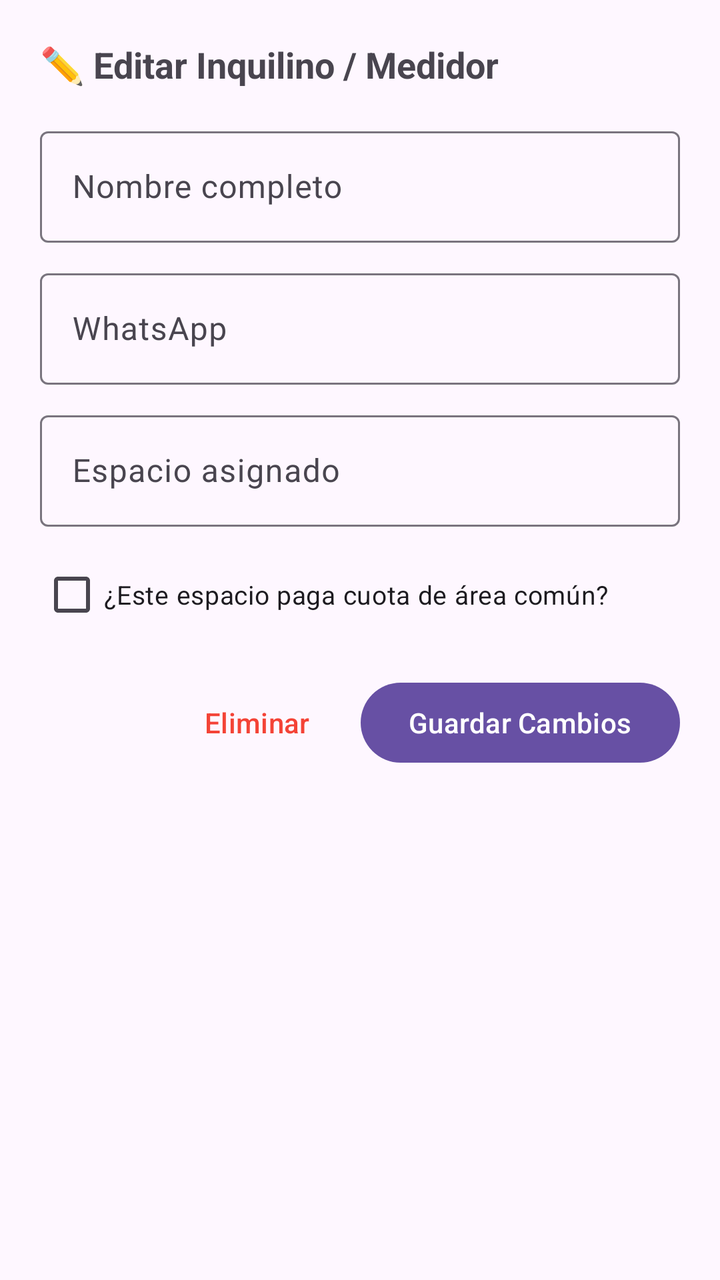
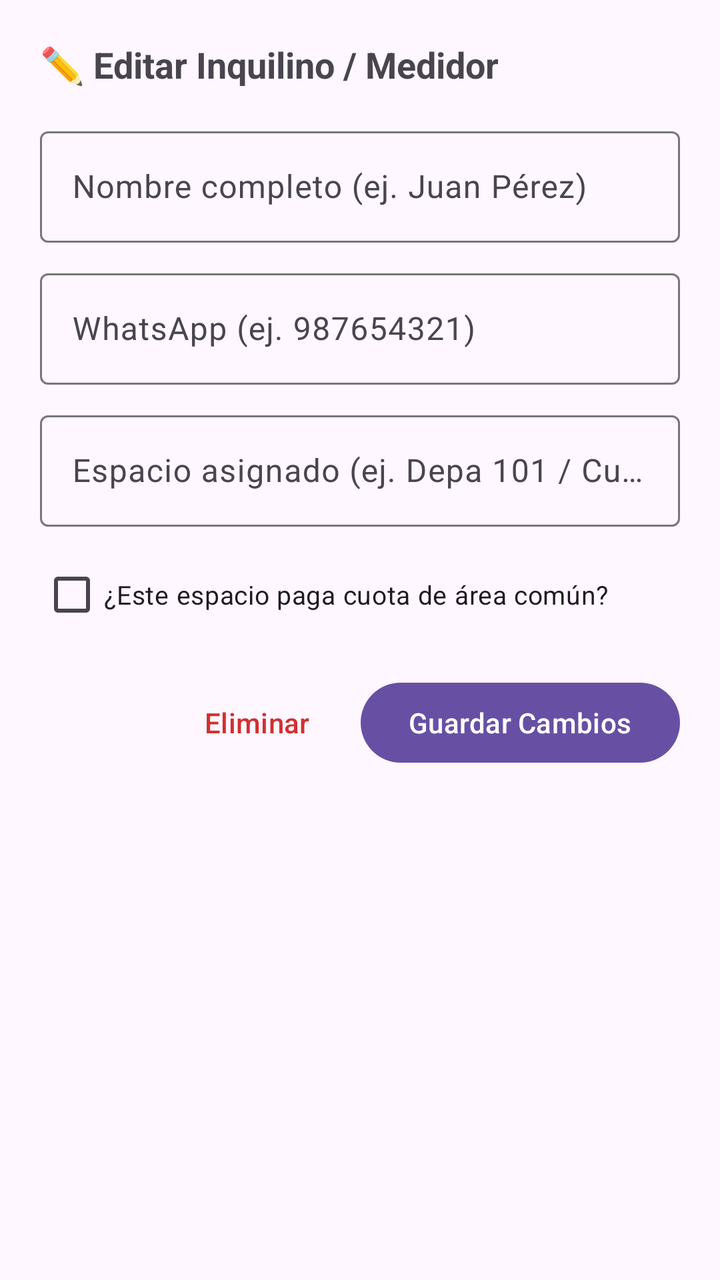

An Android layout rendered at two revisions. The XML below is the earlier revision; the diff shows what the commit changed to produce the second picture.
<!-- AndroidManifest.xml: application theme Theme.KiloWatt -->
<!-- res/layout/dialog_editar_inquilino.xml -->
<?xml version="1.0" encoding="utf-8"?>
<LinearLayout xmlns:android="http://schemas.android.com/apk/res/android"
    xmlns:app="http://schemas.android.com/apk/res-auto"
    android:layout_width="match_parent"
    android:layout_height="wrap_content"
    android:orientation="vertical"
    android:padding="20dp">

    <TextView
        android:layout_width="wrap_content"
        android:layout_height="wrap_content"
        android:text="✏️ Editar Inquilino / Medidor"
        android:textSize="18sp"
        android:textStyle="bold"
        android:layout_marginBottom="16dp" />

    <com.google.android.material.textfield.TextInputLayout
        android:layout_width="match_parent"
        android:layout_height="wrap_content"
        android:hint="Nombre completo"
        android:layout_marginBottom="10dp">

        <com.google.android.material.textfield.TextInputEditText
            android:id="@+id/etEditNombre"
            android:layout_width="match_parent"
            android:layout_height="wrap_content"
            android:inputType="textPersonName" />
    </com.google.android.material.textfield.TextInputLayout>

    <com.google.android.material.textfield.TextInputLayout
        android:layout_width="match_parent"
        android:layout_height="wrap_content"
        android:hint="WhatsApp"
        android:layout_marginBottom="10dp">

        <com.google.android.material.textfield.TextInputEditText
            android:id="@+id/etEditTelefono"
            android:layout_width="match_parent"
            android:layout_height="wrap_content"
            android:inputType="phone" />
    </com.google.android.material.textfield.TextInputLayout>

    <com.google.android.material.textfield.TextInputLayout
        android:layout_width="match_parent"
        android:layout_height="wrap_content"
        android:hint="Espacio asignado"
        android:layout_marginBottom="10dp">

        <com.google.android.material.textfield.TextInputEditText
            android:id="@+id/etEditEspacio"
            android:layout_width="match_parent"
            android:layout_height="wrap_content"
            android:inputType="text" />
    </com.google.android.material.textfield.TextInputLayout>

    <CheckBox
        android:id="@+id/cbEditPagaAreaComun"
        android:layout_width="wrap_content"
        android:layout_height="wrap_content"
        android:text="¿Este espacio paga cuota de área común?"
        android:textSize="13sp"
        android:layout_marginBottom="16dp" />

    <LinearLayout
        android:layout_width="match_parent"
        android:layout_height="wrap_content"
        android:orientation="horizontal"
        android:gravity="end">

        <com.google.android.material.button.MaterialButton
            android:id="@+id/btnEliminar"
            style="@style/Widget.Material3.Button.TextButton"
            android:layout_width="wrap_content"
            android:layout_height="wrap_content"
            android:text="Eliminar"
            android:textColor="#F44336" />

        <com.google.android.material.button.MaterialButton
            android:id="@+id/btnGuardarCambios"
            android:layout_width="wrap_content"
            android:layout_height="wrap_content"
            android:layout_marginStart="8dp"
            android:text="Guardar Cambios" />
    </LinearLayout>
</LinearLayout>
<!-- resources referenced by this layout -->
<resources>
  <style name="Theme.KiloWatt" parent="Base.Theme.KiloWatt" />
  <style name="Base.Theme.KiloWatt" parent="Theme.Material3.DayNight.NoActionBar">
          
          
      </style>
</resources>

<!-- the commit's change to res/layout/dialog_editar_inquilino.xml (unified diff, before → after) -->
@@ -9,7 +9,7 @@
     <TextView
         android:layout_width="wrap_content"
         android:layout_height="wrap_content"
-        android:text="✏️ Editar Inquilino / Medidor"
+        android:text="@string/title_editar_inquilino"
         android:textSize="18sp"
         android:textStyle="bold"
         android:layout_marginBottom="16dp" />
@@ -17,7 +17,7 @@
     <com.google.android.material.textfield.TextInputLayout
         android:layout_width="match_parent"
         android:layout_height="wrap_content"
-        android:hint="Nombre completo"
+        android:hint="@string/hint_nombre_completo"
         android:layout_marginBottom="10dp">
 
         <com.google.android.material.textfield.TextInputEditText
@@ -30,7 +30,7 @@
     <com.google.android.material.textfield.TextInputLayout
         android:layout_width="match_parent"
         android:layout_height="wrap_content"
-        android:hint="WhatsApp"
+        android:hint="@string/hint_whatsapp"
         android:layout_marginBottom="10dp">
 
         <com.google.android.material.textfield.TextInputEditText
@@ -43,7 +43,7 @@
     <com.google.android.material.textfield.TextInputLayout
         android:layout_width="match_parent"
         android:layout_height="wrap_content"
-        android:hint="Espacio asignado"
+        android:hint="@string/hint_espacio"
         android:layout_marginBottom="10dp">
 
         <com.google.android.material.textfield.TextInputEditText
@@ -57,7 +57,7 @@
         android:id="@+id/cbEditPagaAreaComun"
         android:layout_width="wrap_content"
         android:layout_height="wrap_content"
-        android:text="¿Este espacio paga cuota de área común?"
+        android:text="@string/chk_paga_area_comun"
         android:textSize="13sp"
         android:layout_marginBottom="16dp" />
 
@@ -72,14 +72,14 @@
             style="@style/Widget.Material3.Button.TextButton"
             android:layout_width="wrap_content"
             android:layout_height="wrap_content"
-            android:text="Eliminar"
-            android:textColor="#F44336" />
+            android:text="@string/btn_eliminar"
+            android:textColor="@color/red_error" />
 
         <com.google.android.material.button.MaterialButton
             android:id="@+id/btnGuardarCambios"
             android:layout_width="wrap_content"
             android:layout_height="wrap_content"
             android:layout_marginStart="8dp"
-            android:text="Guardar Cambios" />
+            android:text="@string/btn_guardar_cambios" />
     </LinearLayout>
 </LinearLayout>
<!-- resource entries referenced after the edit -->
@@ -1,5 +1,13 @@
 <!-- resources referenced by this layout -->
 <resources>
+  <color name="red_error">#D32F2F</color>
+  <string name="btn_eliminar">Eliminar</string>
+  <string name="btn_guardar_cambios">Guardar Cambios</string>
+  <string name="chk_paga_area_comun">¿Este espacio paga cuota de área común?</string>
+  <string name="hint_espacio">Espacio asignado (ej. Depa 101 / Cuarto 2)</string>
+  <string name="hint_nombre_completo">Nombre completo (ej. Juan Pérez)</string>
+  <string name="hint_whatsapp">WhatsApp (ej. 987654321)</string>
+  <string name="title_editar_inquilino">✏️ Editar Inquilino / Medidor</string>
   <style name="Theme.KiloWatt" parent="Base.Theme.KiloWatt" />
   <style name="Base.Theme.KiloWatt" parent="Theme.Material3.DayNight.NoActionBar">
           
